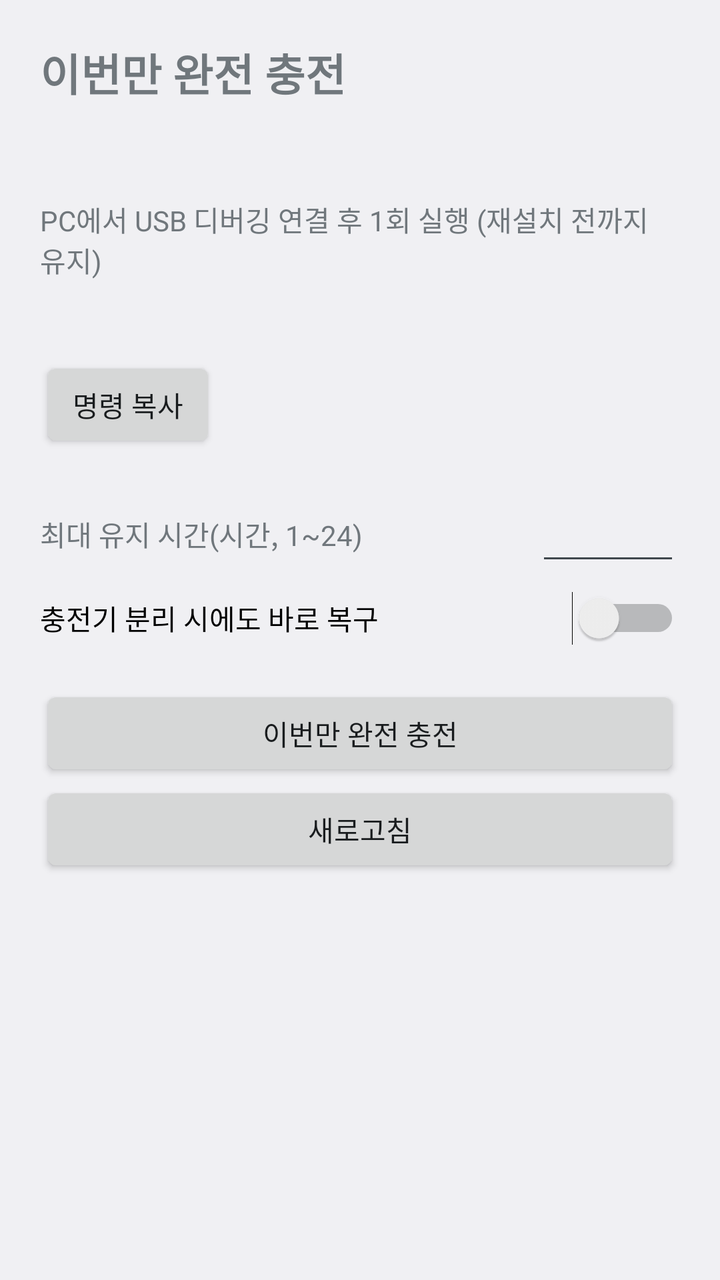
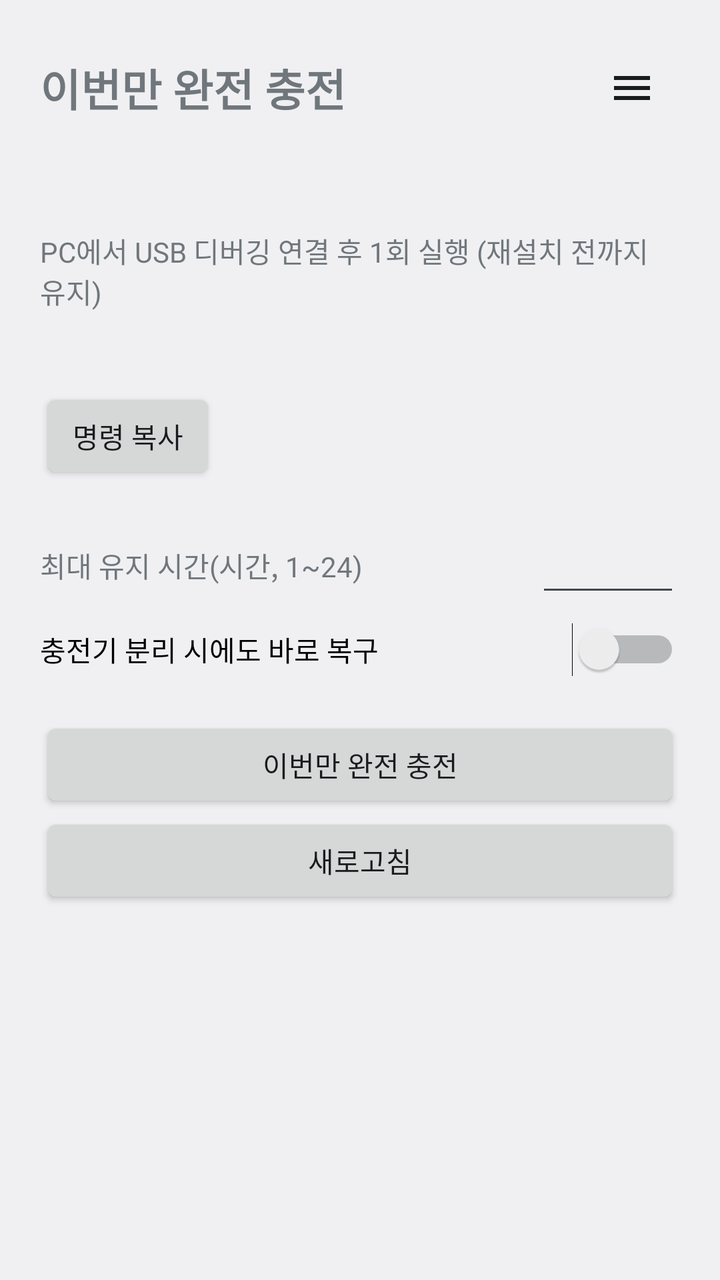

Two renders of the same Android screen: before a commit and after it. Below are the layout's source before the change and the commit's diff.
<!-- AndroidManifest.xml: application theme android:Theme.DeviceDefault.DayNight -->
<!-- res/layout/activity_main.xml -->
<?xml version="1.0" encoding="utf-8"?>
<ScrollView xmlns:android="http://schemas.android.com/apk/res/android"
    android:layout_width="match_parent"
    android:layout_height="match_parent"
    android:fitsSystemWindows="true">

    <LinearLayout
        android:layout_width="match_parent"
        android:layout_height="wrap_content"
        android:orientation="vertical"
        android:padding="20dp">

        <TextView
            android:layout_width="wrap_content"
            android:layout_height="wrap_content"
            android:text="@string/app_name"
            android:textSize="22sp"
            android:textStyle="bold" />

        <TextView
            android:id="@+id/status"
            android:layout_width="match_parent"
            android:layout_height="wrap_content"
            android:layout_marginTop="12dp"
            android:lineSpacingExtra="4dp"
            android:textIsSelectable="true" />

        <LinearLayout
            android:id="@+id/perm_box"
            android:layout_width="match_parent"
            android:layout_height="wrap_content"
            android:layout_marginTop="16dp"
            android:orientation="vertical">

            <TextView
                android:layout_width="match_parent"
                android:layout_height="wrap_content"
                android:text="PC에서 USB 디버깅 연결 후 1회 실행 (재설치 전까지 유지)" />

            <TextView
                android:id="@+id/adb_cmd"
                android:layout_width="match_parent"
                android:layout_height="wrap_content"
                android:layout_marginTop="6dp"
                android:fontFamily="monospace"
                android:padding="8dp"
                android:textIsSelectable="true"
                android:textSize="12sp" />

            <Button
                android:id="@+id/copy"
                android:layout_width="wrap_content"
                android:layout_height="wrap_content"
                android:text="명령 복사" />
        </LinearLayout>

        <LinearLayout
            android:layout_width="match_parent"
            android:layout_height="wrap_content"
            android:layout_marginTop="20dp"
            android:gravity="center_vertical"
            android:orientation="horizontal">

            <TextView
                android:layout_width="0dp"
                android:layout_height="wrap_content"
                android:layout_weight="1"
                android:text="최대 유지 시간(시간, 1~24)" />

            <EditText
                android:id="@+id/hours"
                android:layout_width="72dp"
                android:layout_height="wrap_content"
                android:gravity="center"
                android:inputType="number"
                android:maxLength="2" />
        </LinearLayout>

        <Switch
            android:id="@+id/unplug"
            android:layout_width="match_parent"
            android:layout_height="wrap_content"
            android:layout_marginTop="8dp"
            android:text="충전기 분리 시에도 바로 복구" />

        
        <Button
            android:id="@+id/toggle"
            android:layout_width="match_parent"
            android:layout_height="wrap_content"
            android:layout_marginTop="20dp"
            android:text="이번만 완전 충전" />

        <Button
            android:id="@+id/refresh"
            android:layout_width="match_parent"
            android:layout_height="wrap_content"
            android:text="새로고침" />
    </LinearLayout>
</ScrollView>
<!-- resources referenced by this layout -->
<resources>
  <string name="app_name">이번만 완전 충전</string>
</resources>

<!-- the commit's change to res/layout/activity_main.xml (unified diff, before → after) -->
@@ -10,12 +10,29 @@
         android:orientation="vertical"
         android:padding="20dp">
 
-        <TextView
-            android:layout_width="wrap_content"
+        <LinearLayout
+            android:layout_width="match_parent"
             android:layout_height="wrap_content"
-            android:text="@string/app_name"
-            android:textSize="22sp"
-            android:textStyle="bold" />
+            android:gravity="center_vertical"
+            android:orientation="horizontal">
+
+            <TextView
+                android:layout_width="0dp"
+                android:layout_height="wrap_content"
+                android:layout_weight="1"
+                android:text="@string/app_name"
+                android:textSize="22sp"
+                android:textStyle="bold" />
+
+            
+            <ImageButton
+                android:id="@+id/menu"
+                android:layout_width="48dp"
+                android:layout_height="48dp"
+                android:background="?android:attr/selectableItemBackgroundBorderless"
+                android:contentDescription="메뉴"
+                android:src="@drawable/ic_menu" />
+        </LinearLayout>
 
         <TextView
             android:id="@+id/status"
<!-- resource entries referenced after the edit -->
@@ -1,5 +1,13 @@
 <!-- resources referenced by this layout -->
 <resources>
+  <!-- drawable ic_menu (drawable) -->
+  <?xml version="1.0" encoding="utf-8"?>
+  <vector xmlns:android="http://schemas.android.com/apk/res/android"
+      android:width="24dp" android:height="24dp"
+      android:viewportWidth="24" android:viewportHeight="24"
+      android:tint="?android:attr/textColorPrimary">
+      <path android:fillColor="#FFFFFFFF" android:pathData="M3,6h18v2H3zM3,11h18v2H3zM3,16h18v2H3z" />
+  </vector>
   <string name="app_name">이번만 완전 충전</string>
 </resources>
 
